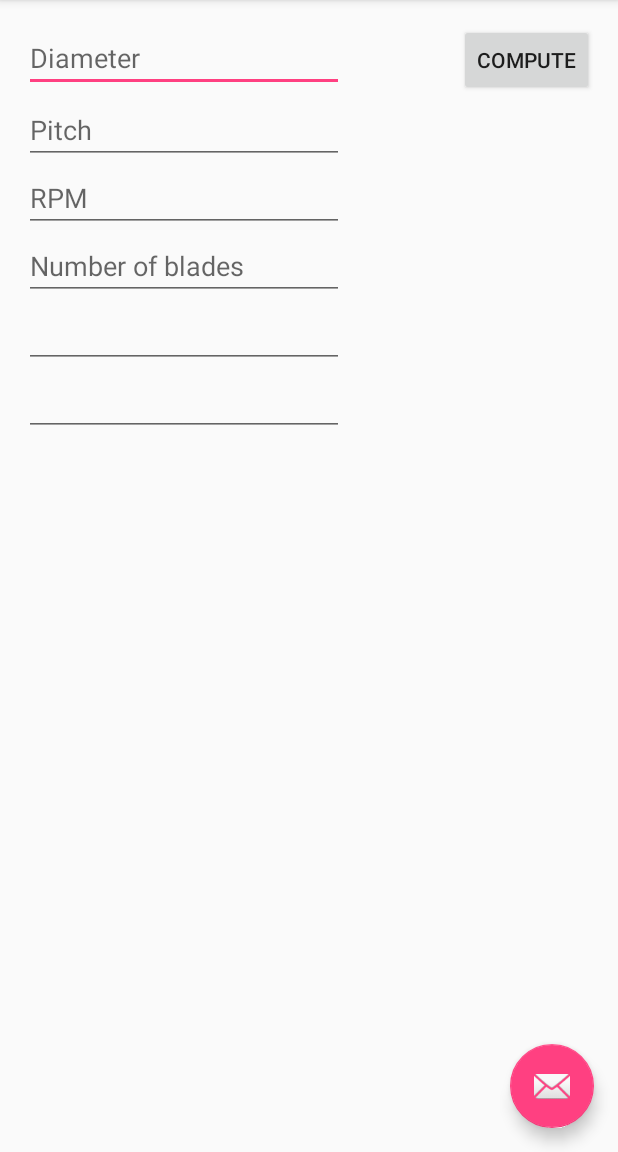
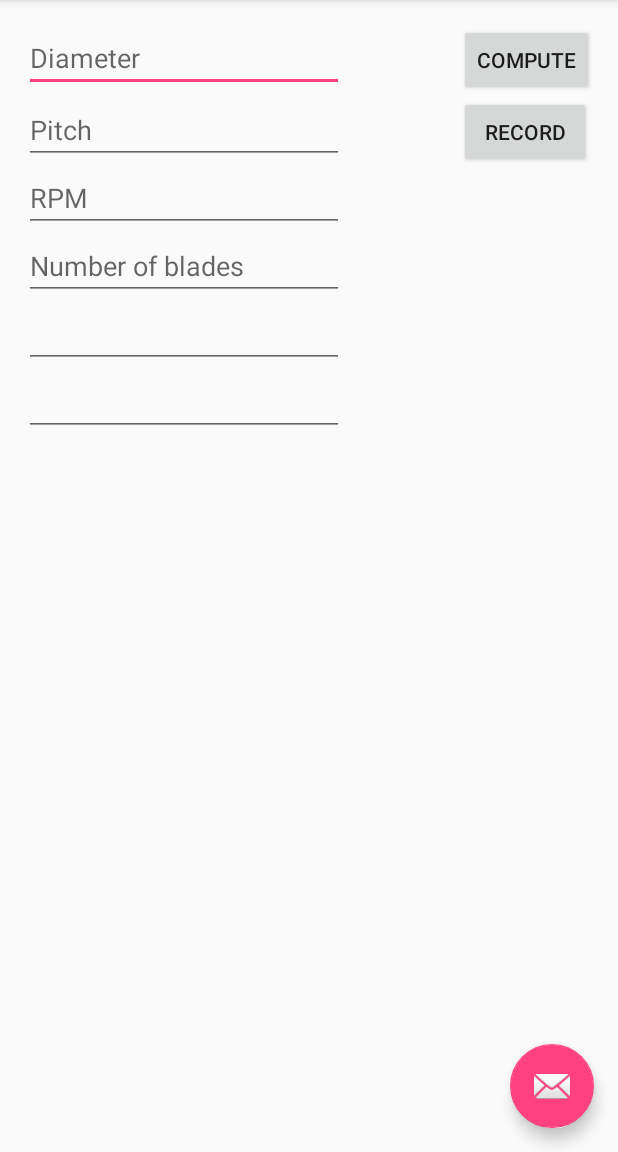
Before and after one commit to yyk99/android_examples, an Android app: the screen it shows after launch (MainActivity), on a phone screen of 412 x 824 dp, the part 84-1236 px from its top. Run offline under Robolectric (Android 15) with nearby library versions, the phone set to English and light mode, and no system bars; 4 statements that could not run were skipped.

Commit message:
Added "Record" button

```diff
--- a/ThrustCalc/app/src/main/res/layout/content_main.xml
+++ b/ThrustCalc/app/src/main/res/layout/content_main.xml
@@ -87,4 +87,13 @@
         android:layout_below="@+id/hpOut"
         android:layout_alignParentStart="true" />
 
+    <Button
+        android:layout_width="wrap_content"
+        android:layout_height="wrap_content"
+        android:text="Record"
+        android:id="@+id/recordButton"
+        android:layout_below="@+id/computeButton"
+        android:layout_alignStart="@+id/computeButton"
+        android:onClick="recordButtonPressed" />
+
 </RelativeLayout>
```
Also changed, not shown: ThrustCalc/app/src/main/java/com/yyktools/thrustcalc/MainActivity.java (+13 -0 lines).
